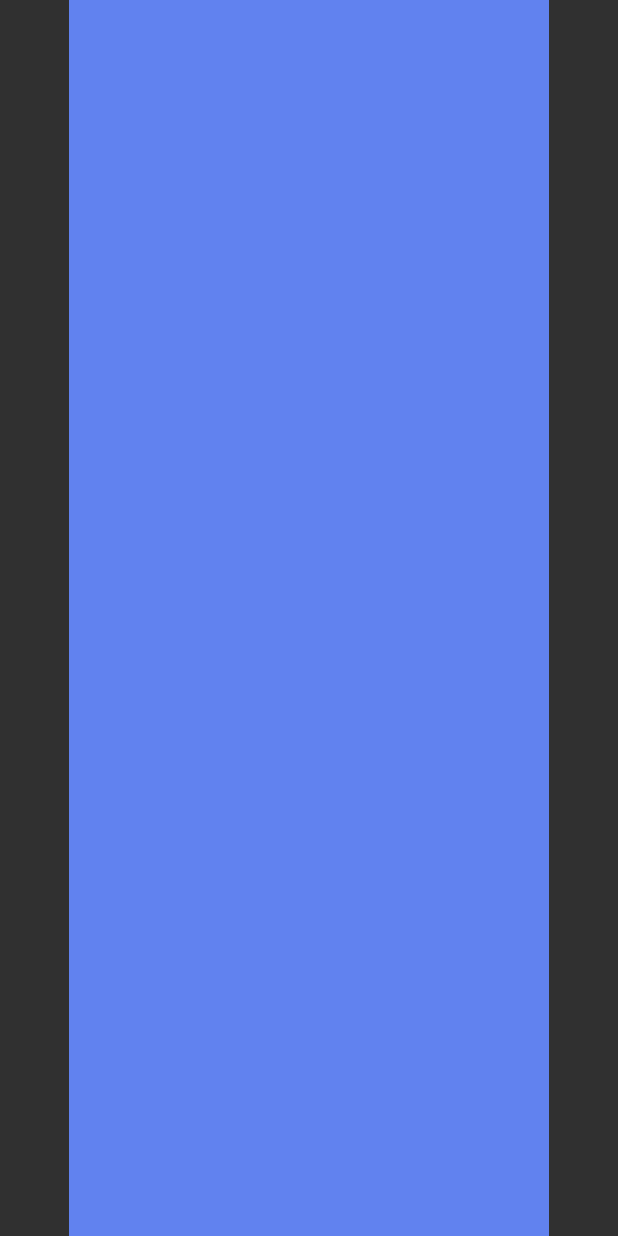
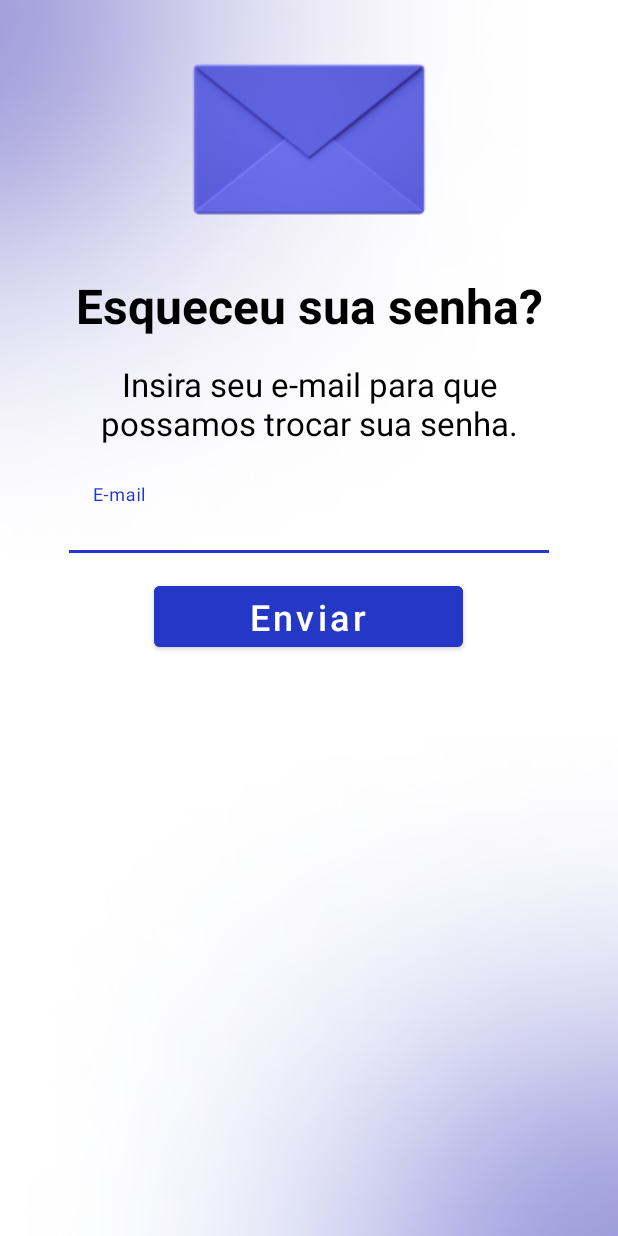
Before and after one commit to AndreSntos/KnowU, an Android app: the screen it shows after launch (SplashActivity before the commit, EmailActivity after it), on a phone screen of 412 x 824 dp. Run offline under Robolectric (Android 15) with nearby library versions, the phone set to English and light mode, and no system bars.

Commit message:
fix: texts and image icon

```diff
--- a/Front End/app/src/main/AndroidManifest.xml
+++ b/Front End/app/src/main/AndroidManifest.xml
@@ -10,15 +10,24 @@
         android:supportsRtl="true"
         android:theme="@style/Theme.Knowu">
         <activity
-            android:name=".SplashActivity"
-            android:exported="true"
-            android:theme="@style/Theme.Design.NoActionBar">
+            android:name=".EmailActivity"
+            android:exported="true">
             <intent-filter>
                 <action android:name="android.intent.action.MAIN" />
 
                 <category android:name="android.intent.category.LAUNCHER" />
             </intent-filter>
         </activity>
+        <activity
+            android:name=".SplashActivity"
+            android:exported="true"
+            android:theme="@style/Theme.Design.NoActionBar">
+            <!--            <intent-filter>-->
+            <!--                <action android:name="android.intent.action.MAIN" />-->
+
+            <!--                <category android:name="android.intent.category.LAUNCHER" />-->
+            <!--            </intent-filter>-->
+        </activity>
     </application>
 
 </manifest>
--- a/Front End/app/src/main/res/layout/activity_email.xml
+++ b/Front End/app/src/main/res/layout/activity_email.xml
@@ -4,6 +4,82 @@
     xmlns:tools="http://schemas.android.com/tools"
     android:layout_width="match_parent"
     android:layout_height="match_parent"
+    android:background="@drawable/ic_background_tela_email"
     tools:context=".EmailActivity">
 
+    <LinearLayout
+        android:layout_width="320dp"
+        android:layout_height="match_parent"
+        android:gravity="top|center"
+        android:orientation="vertical"
+        app:layout_constraintBottom_toBottomOf="parent"
+        app:layout_constraintLeft_toLeftOf="parent"
+        app:layout_constraintRight_toRightOf="parent"
+        app:layout_constraintTop_toTopOf="parent">
+
+        <LinearLayout
+            android:layout_width="match_parent"
+            android:layout_height="wrap_content"
+            android:gravity="center"
+            android:orientation="vertical"
+            app:layout_constraintBottom_toBottomOf="parent"
+            app:layout_constraintLeft_toLeftOf="parent"
+            app:layout_constraintRight_toRightOf="parent"
+            app:layout_constraintTop_toTopOf="parent">
+
+            <ImageView
+                android:layout_width="wrap_content"
+                android:layout_height="wrap_content"
+                android:background="@drawable/email_icon_p" />
+        </LinearLayout>
+
+
+        <TextView
+            android:layout_width="match_parent"
+            android:layout_height="wrap_content"
+            android:gravity="center"
+            android:text="Esqueceu sua senha?"
+            android:textColor="@color/black"
+            android:textSize="32dp"
+            android:textStyle="bold" />
+
+        <TextView
+            android:layout_width="match_parent"
+            android:layout_height="wrap_content"
+            android:layout_marginTop="16dp"
+            android:layout_marginBottom="16dp"
+            android:gravity="center"
+            android:text="Insira seu e-mail para que possamos trocar sua senha."
+            android:textColor="@color/black"
+            android:textSize="22dp" />
+
+
+        <com.google.android.material.textfield.TextInputLayout
+            android:layout_width="match_parent"
+            android:layout_height="wrap_content">
+
+            <com.google.android.material.textfield.TextInputEditText
+                android:layout_width="match_parent"
+                android:layout_height="wrap_content"
+                android:background="@android:color/transparent"
+                android:backgroundTint="@color/white"
+                android:hint="E-mail"
+                android:textColorHint="@color/primary_blue" />
+        </com.google.android.material.textfield.TextInputLayout>
+
+
+        <Button
+            android:layout_width="wrap_content"
+            android:layout_height="wrap_content"
+            android:layout_marginTop="16dp"
+            android:backgroundTint="#2537C7"
+            android:paddingStart="64dp"
+            android:paddingEnd="64dp"
+            android:text="Enviar"
+            android:textAllCaps="false"
+            android:textSize="24dp" />
+
+
+    </LinearLayout>
+
 </androidx.constraintlayout.widget.ConstraintLayout>
--- a/Front End/app/src/main/res/values/colors.xml
+++ b/Front End/app/src/main/res/values/colors.xml
@@ -7,4 +7,5 @@
     <color name="teal_700">#FF018786</color>
     <color name="black">#FF000000</color>
     <color name="white">#FFFFFFFF</color>
+    <color name="primary_blue">#2537C7</color>
 </resources>
--- a/Front End/app/src/main/res/values/themes.xml
+++ b/Front End/app/src/main/res/values/themes.xml
@@ -2,7 +2,7 @@
     <!-- Base application theme. -->
     <style name="Theme.Knowu" parent="Theme.MaterialComponents.DayNight.DarkActionBar">
         <!-- Primary brand color. -->
-        <item name="colorPrimary">@color/purple_500</item>
+        <item name="colorPrimary">@color/primary_blue</item>
         <item name="colorPrimaryVariant">@color/purple_700</item>
         <item name="colorOnPrimary">@color/white</item>
         <!-- Secondary brand color. -->
```
Also changed, not shown: Front End/app/src/main/res/drawable/email_icon_p.png (added).
